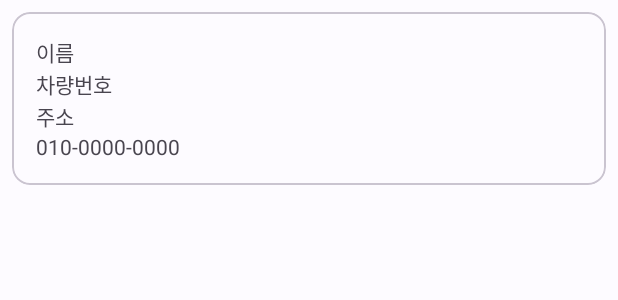
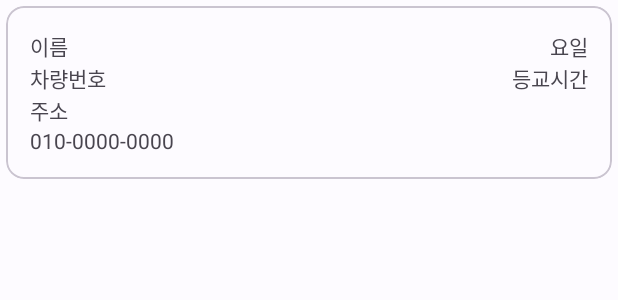
Before and after one commit to Starcandy320/Gachigachi, an Android app: the layout item_board.xml on its own in the app's theme, with its tools: preview values and no code run, on a phone screen of 412 x 824 dp. Shown: the top 300 px of the screen. Run offline under Robolectric (Android 15) with nearby library versions, the phone set to English and light mode, and no system bars.

Commit message:
요일이랑 등교시간 구현완료 공강시에는 리스트에서 제외하게 구현완료 나머지 시간들은 사용자가 등교시간을 보고 알아서 전화하도록 해당요일의 시간을 보여줌

```diff
--- a/app/src/main/java/com/yc/ac/gachigachi/HomeFragment.java
+++ b/app/src/main/java/com/yc/ac/gachigachi/HomeFragment.java
@@ -55,9 +55,7 @@ public class HomeFragment extends Fragment {
     }
     public static class RecyclerViewAdapter extends RecyclerView.Adapter<RecyclerViewAdapter.ViewHolderClass> {
 
-        private final String[] textArray = new String[]{
-                "차량등록하러가기", "등교", "하교"
-        };
+        private final String[] textArray = new String[]{ "차량등록하러가기", "등교", "하교" };
 
         public static class ViewHolderClass extends RecyclerView.ViewHolder {
             private final TextView carouselTextView;
@@ -65,7 +63,7 @@ public class HomeFragment extends Fragment {
 
             public ViewHolderClass(View itemView) {
                 super(itemView);
-                carouselTextView = itemView.findViewById(R.id.carousel_text_view); // carousel_image_view 대신 carousel_text_view 사용
+                carouselTextView = itemView.findViewById(R.id.carousel_text_view);
                 carouselTextView2 = itemView.findViewById(R.id.carousel_text_view2);
                 itemView.setOnClickListener(v -> {
 
--- a/app/src/main/res/layout/item_board.xml
+++ b/app/src/main/res/layout/item_board.xml
@@ -3,21 +3,24 @@
     xmlns:android="http://schemas.android.com/apk/res/android"
     android:layout_width="match_parent"
     android:layout_height="wrap_content"
-    android:layout_margin="8dp"
+    android:layout_margin="4dp"
     android:elevation="4dp">
 
     <LinearLayout
         android:layout_width="match_parent"
         android:layout_height="wrap_content"
+        android:orientation="horizontal">
+
+        <LinearLayout
+            android:layout_width="wrap_content"
+            android:layout_height="wrap_content"
             android:orientation="vertical"
             android:padding="16dp">
-
             <TextView
                 android:id="@+id/textViewName"
                 android:layout_width="wrap_content"
                 android:layout_height="wrap_content"
                 android:text="이름" />
-
             <TextView
                 android:id="@+id/textViewCarNumber"
                 android:layout_width="wrap_content"
@@ -34,6 +37,24 @@
                 android:layout_width="wrap_content"
                 android:layout_height="wrap_content"
                 android:text="010-0000-0000" />
-
+        </LinearLayout>
+        <LinearLayout
+            android:layout_width="match_parent"
+            android:layout_height="wrap_content"
+            android:orientation="vertical"
+            android:padding="16dp">
+            <TextView
+                android:id="@+id/textViewDay"
+                android:layout_width="wrap_content"
+                android:layout_height="wrap_content"
+                android:layout_gravity="end"
+                android:text="요일" />
+            <TextView
+                android:id="@+id/textViewTime"
+                android:layout_width="wrap_content"
+                android:layout_height="wrap_content"
+                android:layout_gravity="end"
+                android:text="등교시간" />
+        </LinearLayout>
     </LinearLayout>
 </com.google.android.material.card.MaterialCardView>
```
Also changed, not shown: app/src/main/java/com/yc/ac/gachigachi/GsFragment.java (+12 -2 lines), app/src/main/java/com/yc/ac/gachigachi/board_Item.java (+10 -1 lines), app/src/main/java/com/yc/ac/gachigachi/gs_ListAdapter.java (+46 -6 lines). Lines whose indentation alone changed are shown as unchanged.
